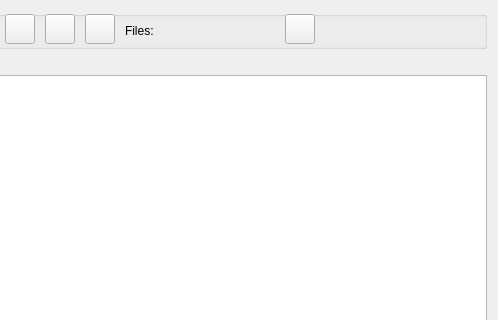
Qt form GUI_UIs/ui_dialog_manage_files.ui (ccbogel/QualCoder) before a commit; both pictures show x 296 to 794 and y 0 to 320 of the 794 by 560 pixel window.
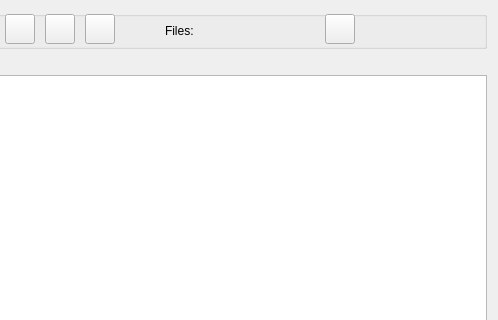
The same form after that commit.

Diff of the .ui file:
```diff
--- a/GUI_UIs/ui_dialog_manage_files.ui
+++ b/GUI_UIs/ui_dialog_manage_files.ui
@@ -84,7 +84,7 @@
      <widget class="QPushButton" name="pushButton_delete">
       <property name="geometry">
        <rect>
-        <x>570</x>
+        <x>610</x>
         <y>3</y>
         <width>30</width>
         <height>30</height>
@@ -213,7 +213,7 @@
      <widget class="QLabel" name="label_fcount">
       <property name="geometry">
        <rect>
-        <x>410</x>
+        <x>450</x>
         <y>7</y>
         <width>121</width>
         <height>26</height>
```
